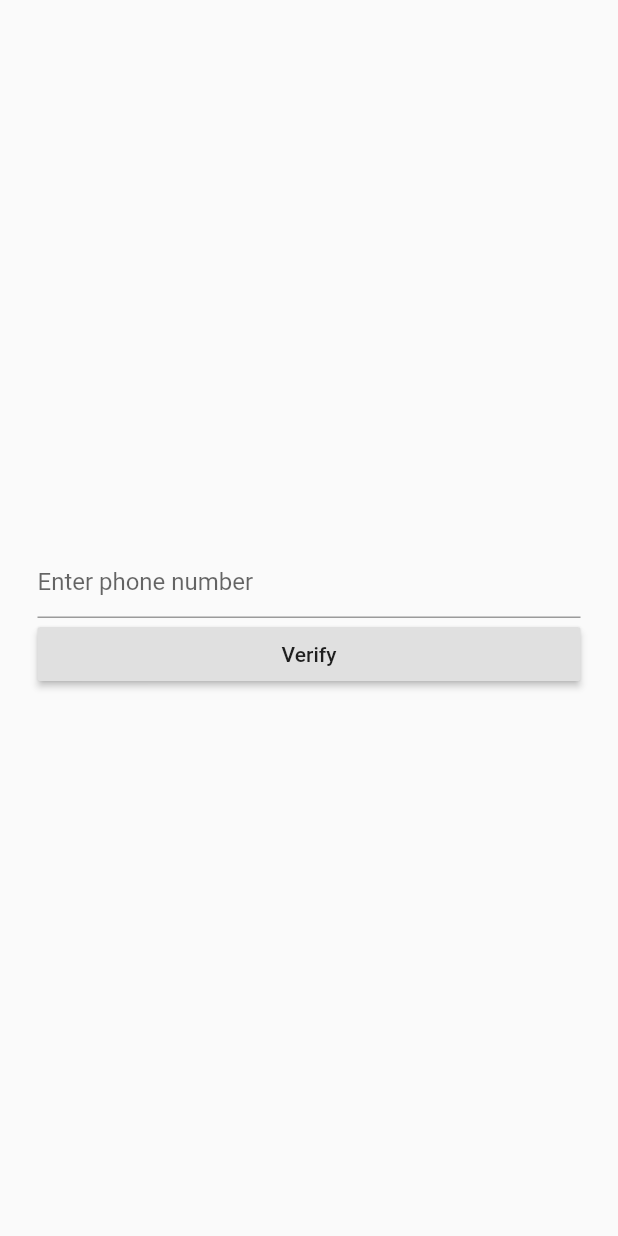
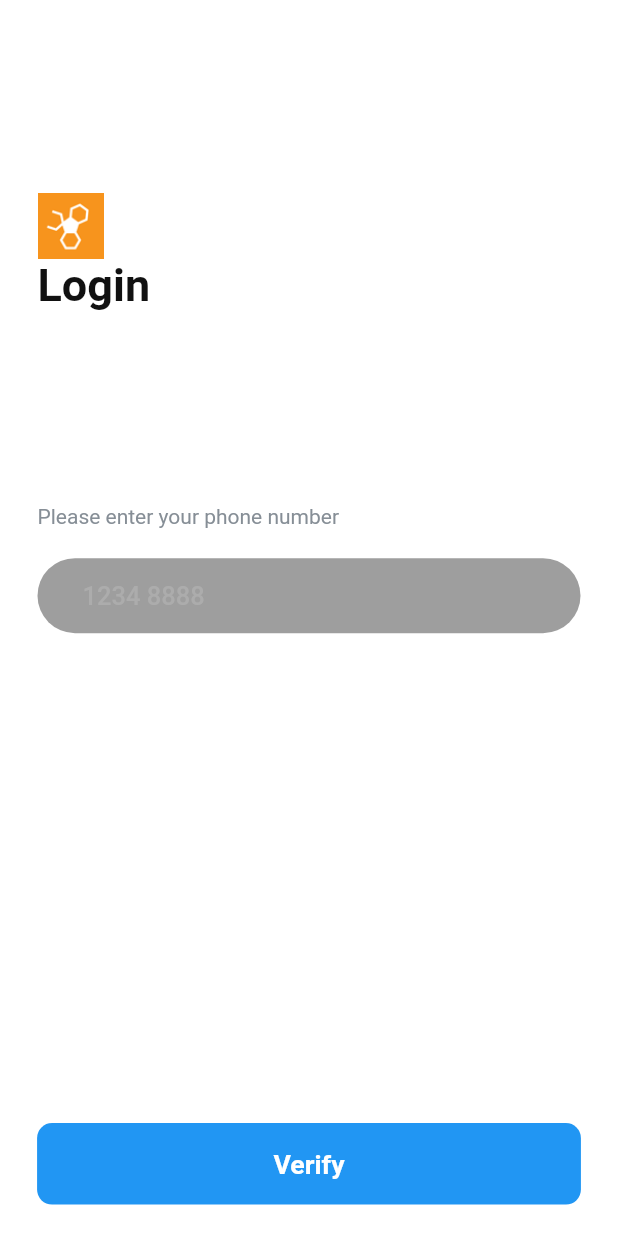
Before and after one commit to AlexSze/hackust2021-wellbeeing, a Flutter app: the screen it shows after launch, after a tap on "Verify", on a phone screen of 412 x 824 dp. Run offline on Flutter 3.47's test engine with Material 2 defaults, Android fonts, the phone set to English and light mode, and no system bars; our stand-ins replace firebase_auth, firebase_core, permission_handler; missing offline and left inert: noise_meter; accounts and stored records are empty; network calls fail.

Commit message:
implemented auth ui

```diff
--- a/lib/main.dart
+++ b/lib/main.dart
@@ -16,6 +16,29 @@ class MyApp extends StatelessWidget {
       theme: ThemeData(
         primarySwatch: Colors.blue,
         visualDensity: VisualDensity.adaptivePlatformDensity,
+        accentColor: Colors.blue,
+        primaryColorLight: Color(0xFFFEF7F8),
+        canvasColor: Colors.white,
+        dialogBackgroundColor: Colors.grey,
+        hintColor: Color.fromRGBO(172, 172, 172, 1),
+        textTheme: ThemeData.light().textTheme.copyWith(
+              headline1: TextStyle(
+                color: Color.fromRGBO(17, 17, 17, 1), //30
+                fontWeight: FontWeight.bold,
+                fontSize: 30,
+              ),
+              subtitle1: TextStyle(
+                color: Color.fromRGBO(134, 142, 150, 1), //30
+                fontWeight: FontWeight.normal,
+                fontSize: 17,
+              ),
+              bodyText1: TextStyle(
+                color: Color.fromRGBO(17, 17, 17, 1),
+              ),
+              bodyText2: TextStyle(
+                color: Color.fromRGBO(134, 142, 150, 1),
+              ),
+            ),
       ),
       home: AuthStateLogic(),
     );
--- a/lib/screen/auth/loginPage.dart
+++ b/lib/screen/auth/loginPage.dart
@@ -1,6 +1,9 @@
 import 'package:firebase_auth/firebase_auth.dart';
 import 'package:flutter/material.dart';
 import 'package:wellbeeing/services/databse_auth.dart';
+import 'package:wellbeeing/widgets/buttons/submitButton.dart';
+import 'package:wellbeeing/widgets/input/textBubble.dart';
+import 'package:wellbeeing/widgets/sizeConfig.dart';
 
 class LoginPage extends StatefulWidget {
   @override
@@ -9,55 +12,91 @@ class LoginPage extends StatefulWidget {
 
 class _LoginPageState extends State<LoginPage> {
   final formKey = new GlobalKey<FormState>();
-
   String phoneNo, verificationId, smsCode;
-
   bool codeSent = false;
 
   @override
   Widget build(BuildContext context) {
+    SizeConfig().init(context);
+    double defaultSize = SizeConfig.defaultSize;
+    var _isLoading = false;
+
     return Scaffold(
+      floatingActionButtonLocation: FloatingActionButtonLocation.centerFloat,
+      floatingActionButton: _isLoading
+          ? null
+          : SubmitButton(
+              defaultSize,
+              _isLoading,
+              codeSent ? 'Login' : 'Verify',
+              () async {
+                _isLoading = true;
+                codeSent
+                    ? await DataBaseAuth()
+                        .signInWithOTP(smsCode, verificationId)
+                    : await verifyPhone(phoneNo);
+                _isLoading = false;
+              },
+            ),
       body: Form(
           key: formKey,
+          child: Padding(
+            padding: const EdgeInsets.only(left: 25.0, right: 25.0),
             child: Column(
-            mainAxisAlignment: MainAxisAlignment.center,
+              mainAxisAlignment: MainAxisAlignment.start,
+              crossAxisAlignment: CrossAxisAlignment.start,
               children: <Widget>[
-              Padding(
-                  padding: EdgeInsets.only(left: 25.0, right: 25.0),
-                  child: TextFormField(
-                    keyboardType: TextInputType.phone,
-                    decoration: InputDecoration(hintText: 'Enter phone number'),
-                    onChanged: (val) {
+                SizedBox(height: defaultSize * 13),
+                Image.asset(
+                  'assets/Well-BEEing_icon_64.png',
+                  height: 44.0,
+                  width: 44.0,
+                ),
+                Text(
+                  'Login',
+                  style: Theme.of(context).textTheme.headline1,
+                ),
+                SizedBox(height: defaultSize * 13),
+                Text('Please enter your phone number'),
+                SizedBox(height: 20.0),
+                TextBubble(
+                  1,
+                  '',
+                  '1234 8888',
+                  (value) {
+                    if (value.length < 8) {
+                      return 'Please enter a valid phone number';
+                    }
+                    return null;
+                  },
+                  (val) {
                     setState(() {
                       this.phoneNo = '+852' + val;
                     });
                   },
-                  )),
+                  false,
+                ),
+                SizedBox(height: 50.0),
+                codeSent ? Text('Please enter the OTP code') : Container(),
+                SizedBox(height: 20.0),
                 codeSent
-                  ? Padding(
-                      padding: EdgeInsets.only(left: 25.0, right: 25.0),
-                      child: TextFormField(
-                        keyboardType: TextInputType.phone,
-                        decoration: InputDecoration(hintText: 'Enter OTP'),
-                        onChanged: (val) {
+                    ? TextBubble(
+                        1,
+                        '',
+                        '123456',
+                        (value) {
+                          return null;
+                        },
+                        (val) {
                           setState(() {
                             this.smsCode = val;
                           });
                         },
-                      ))
+                        false,
+                      )
                     : Container(),
-              Padding(
-                  padding: EdgeInsets.only(left: 25.0, right: 25.0),
-                  child: RaisedButton(
-                      child: Center(
-                          child: codeSent ? Text('Login') : Text('Verify')),
-                      onPressed: () {
-                        codeSent
-                            ? DataBaseAuth()
-                                .signInWithOTP(smsCode, verificationId)
-                            : verifyPhone(phoneNo);
-                      }))
               ],
+            ),
           )),
     );
   }
--- a/lib/screen/home.dart
+++ b/lib/screen/home.dart
@@ -10,7 +10,6 @@ class Home extends StatefulWidget {
 class _HomeState extends State<Home> {
   @override
   Widget build(BuildContext context) {
-    double screenHeight = MediaQuery.of(context).size.height;
     return Scaffold(
         body: SafeArea(
       child: Column(
--- /dev/null
+++ b/lib/widgets/buttons/submitButton.dart
@@ -0,0 +1,47 @@
+import 'package:flutter/material.dart';
+
+class SubmitButton extends StatelessWidget {
+  final double defaultSize;
+  final bool isLoading;
+  final String displayedText;
+  final Function action;
+
+  SubmitButton(
+      this.defaultSize, this.isLoading, this.displayedText, this.action);
+
+  @override
+  Widget build(BuildContext context) {
+    return GestureDetector(
+      child: Container(
+        color: Colors.transparent,
+        width: double.infinity,
+        height: defaultSize * 6.5,
+        padding: EdgeInsets.symmetric(
+          horizontal: defaultSize * 2.5,
+        ),
+        alignment: Alignment.center,
+        child: ButtonTheme(
+          minWidth: double.infinity,
+          height: defaultSize * 5.5,
+          child: FlatButton(
+            shape: RoundedRectangleBorder(
+              borderRadius: BorderRadius.circular(10.0),
+            ),
+            color: Theme.of(context).accentColor,
+            disabledColor: Color(0xFFE9ECEF),
+            disabledTextColor: Colors.white,
+            textColor: Colors.white,
+            child: Text(
+              isLoading ? 'Loading' : displayedText,
+              style: TextStyle(
+                fontSize: defaultSize * 1.8,
+                fontWeight: FontWeight.w700, //15
+              ),
+            ),
+            onPressed: action,
+          ),
+        ),
+      ),
+    );
+  }
+}
--- /dev/null
+++ b/lib/widgets/input/textBubble.dart
@@ -0,0 +1,84 @@
+import 'package:flutter/material.dart';
+import 'package:flutter/services.dart';
+
+class TextBubble extends StatefulWidget {
+  final int maxline;
+  final String temp;
+  final String displayedText;
+  final Function validate;
+  final Function action;
+  final bool focus;
+  final TextInputType textInputType;
+  final String allowCharacters;
+
+  TextBubble(
+    this.maxline,
+    this.temp,
+    this.displayedText,
+    this.validate,
+    this.action,
+    this.focus, {
+    this.textInputType = TextInputType.text,
+    this.allowCharacters = ".",
+  });
+
+  @override
+  _TextBubbleState createState() => _TextBubbleState();
+}
+
+class _TextBubbleState extends State<TextBubble> {
+  TextEditingController tbc;
+
+  @override
+  void initState() {
+    super.initState();
+    tbc = new TextEditingController(text: widget.temp == '' ? '' : widget.temp);
+  }
+
+  @override
+  Widget build(BuildContext context) {
+    return TextFormField(
+      controller: tbc,
+      style: TextStyle(
+        fontSize: 17.0,
+        fontWeight: FontWeight.w500,
+        color: Color.fromRGBO(17, 17, 17, 1),
+      ),
+      key: ValueKey(
+          widget.displayedText), //to defferentiate values in each textformfield
+      maxLines: this.widget.maxline,
+      autocorrect: false,
+      textCapitalization: TextCapitalization.none,
+      inputFormatters: [
+        FilteringTextInputFormatter.allow(RegExp(widget.allowCharacters)), //
+      ],
+      enableSuggestions: false,
+      validator: this.widget.validate,
+      keyboardType: this.widget.textInputType,
+      decoration: InputDecoration(
+        // focusedBorder: OutlineInputBorder(
+        //   borderRadius: BorderRadius.circular(25),
+        //   borderSide: BorderSide(
+        //     color: Color(0xFFF7F7F7),
+        //     width: 2.0,
+        //   ),
+        // ),
+        contentPadding: EdgeInsets.symmetric(horizontal: 30, vertical: 15),
+        filled: true,
+        fillColor: Theme.of(context).dialogBackgroundColor,
+        border: OutlineInputBorder(
+          borderRadius: BorderRadius.circular(25),
+          borderSide: BorderSide.none,
+        ),
+        hintText: this.widget.temp == '' ? this.widget.displayedText : '',
+        hintStyle: TextStyle(
+          fontSize: 17.0,
+          fontWeight: FontWeight.w500,
+          color: Theme.of(context).hintColor,
+        ),
+      ),
+      onChanged: this.widget.action,
+      autofocus: this.widget.focus,
+    );
+  }
+}
--- /dev/null
+++ b/lib/widgets/sizeConfig.dart
@@ -0,0 +1,24 @@
+import 'package:flutter/material.dart';
+
+class SizeConfig {
+  static MediaQueryData _mediaQueryData;
+  static double screenWidth;
+  static double screenHeight;
+  static double defaultSize;
+  static Orientation orientation;
+
+  void init(BuildContext context) {
+    _mediaQueryData = MediaQuery.of(context);
+    screenWidth = _mediaQueryData.size.width;
+    screenHeight = _mediaQueryData.size.height;
+    orientation = _mediaQueryData.orientation;
+    // On iPhone 11 the defaultSize = 10 almost
+    // So if the screen size increase or decrease then our defaultSize also vary
+    defaultSize = orientation == Orientation.landscape
+        ? screenHeight * 0.024
+        : screenWidth * 0.024;
+    // fontSize = MediaQuery.of(context).textScaleFactor > 500 ? 30 * MediaQuery.of(context).textScaleFactor: 30;
+  }
+}
+
+//TODO config fontsize
```
Also changed, not shown: pubspec.yaml (+2 -30 lines), assets/Well-BEEing_icon_64.png (added). Lines whose indentation alone changed are shown as unchanged.
